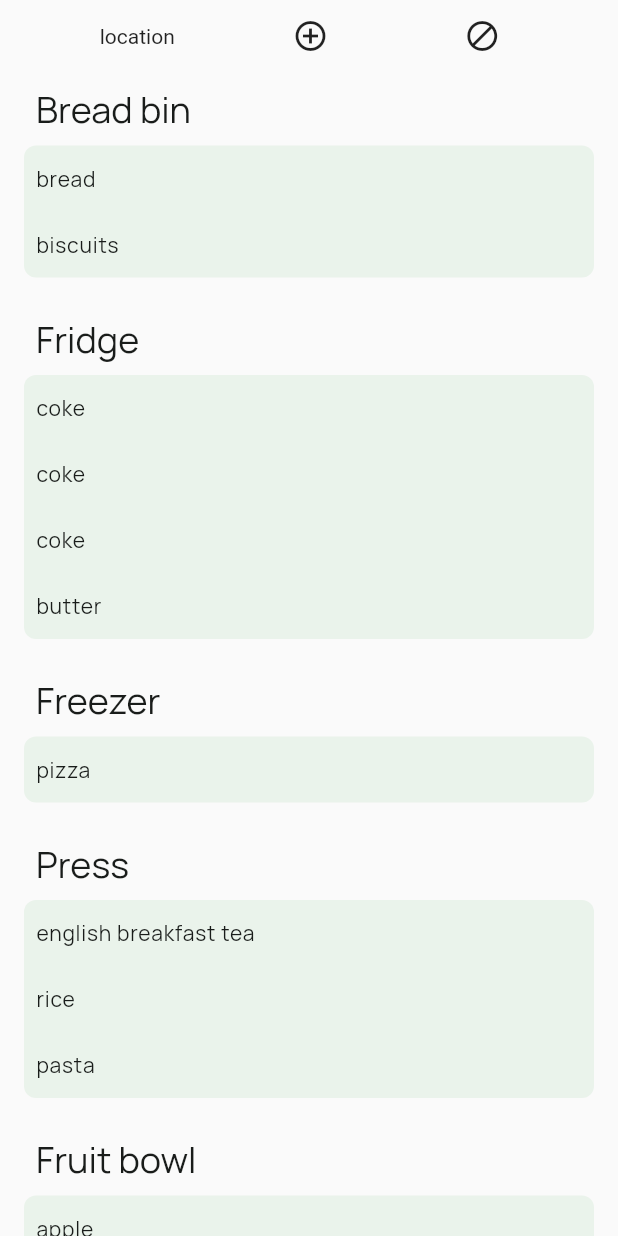
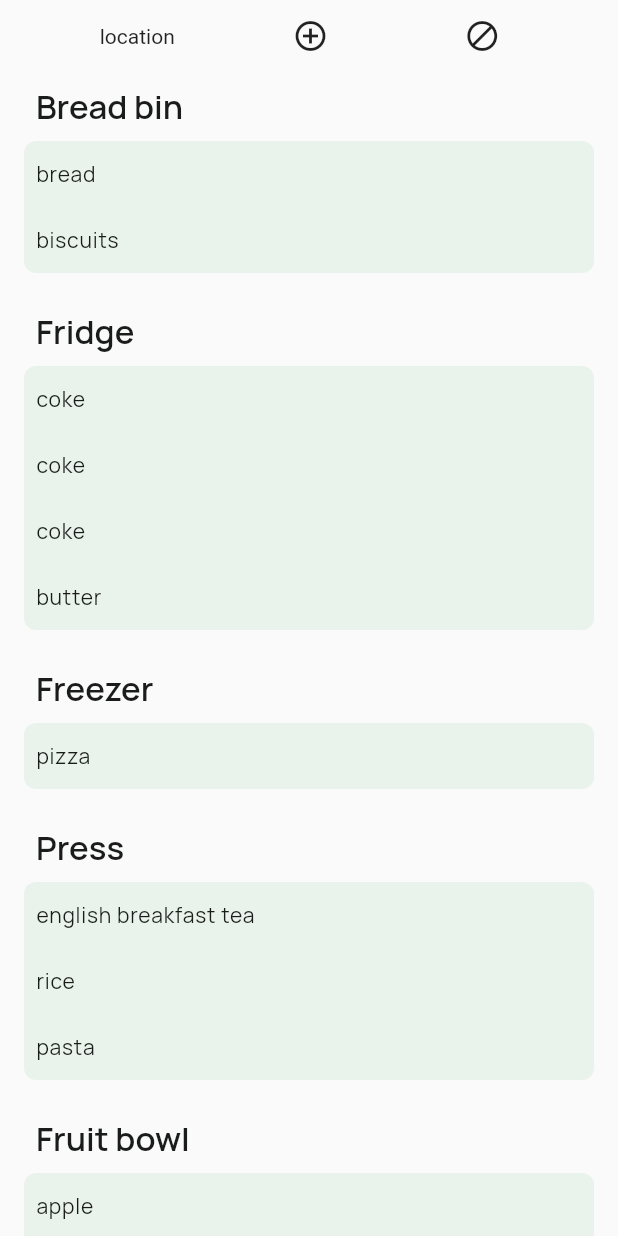
Before and after one commit to davidkmulligan/flutter-notifiers, a Flutter app: the screen it shows after launch, on a phone screen of 412 x 824 dp. Run offline on Flutter 3.47's test engine with Material 2 defaults, Android fonts, the phone set to English and light mode, and no system bars.

Commit message:
added some more colours and text styles

```diff
--- a/lib/app/theme.dart
+++ b/lib/app/theme.dart
@@ -23,19 +23,36 @@ import 'package:flutter/material.dart';
 // }
 
 abstract class Palette {
+  static Color primary = const Color(0xFF006C4B);
+
   static Color surface = const Color(0xFFEAF3EB);
+
+  static Color secondaryContainer = const Color(0xFF006C4B);
+
+  static Color error = const Color(0xFF9E1035);
 
   static Color background = const Color(0xFFFBFDF9);
   static Color onBackground = const Color(0xFF191C1A);
+  static Color onBackgroundFaded = const Color(0x74191C1A);
 }
 
 abstract class Typography {
   static TextStyle headline(Color color) {
     return TextStyle(
       fontFamily: 'Manrope',
-      fontSize: 24.0,
+      fontSize: 22.0,
       letterSpacing: 0.0,
-      fontWeight: FontWeight.w400,
+      fontWeight: FontWeight.w600,
+      color: color,
+    );
+  }
+
+  static TextStyle headline2(Color color) {
+    return TextStyle(
+      fontFamily: 'Manrope',
+      fontSize: 18.0,
+      letterSpacing: 0.0,
+      fontWeight: FontWeight.w500,
       color: color,
     );
   }
@@ -46,6 +63,16 @@ abstract class Typography {
       fontSize: 14.0,
       letterSpacing: 0.52,
       fontWeight: FontWeight.w400,
+      color: color,
+    );
+  }
+
+  static TextStyle label(Color color) {
+    return TextStyle(
+      fontFamily: 'Manrope',
+      fontSize: 12.0,
+      letterSpacing: 0.5,
+      fontWeight: FontWeight.w500,
       color: color,
     );
   }
```
